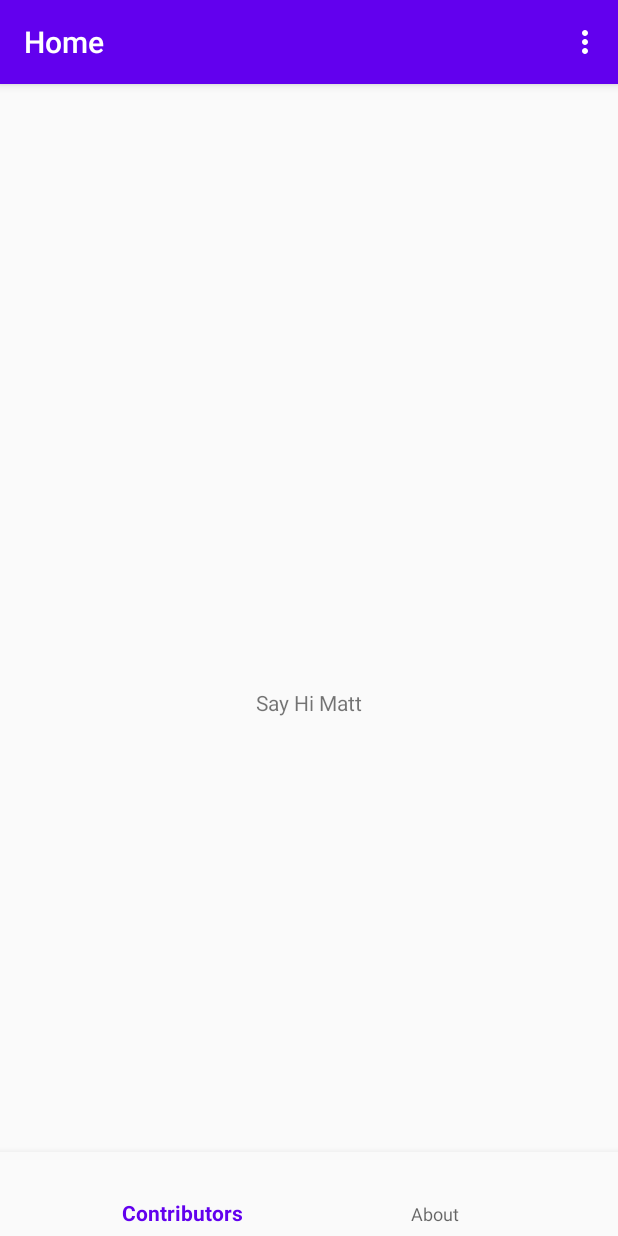
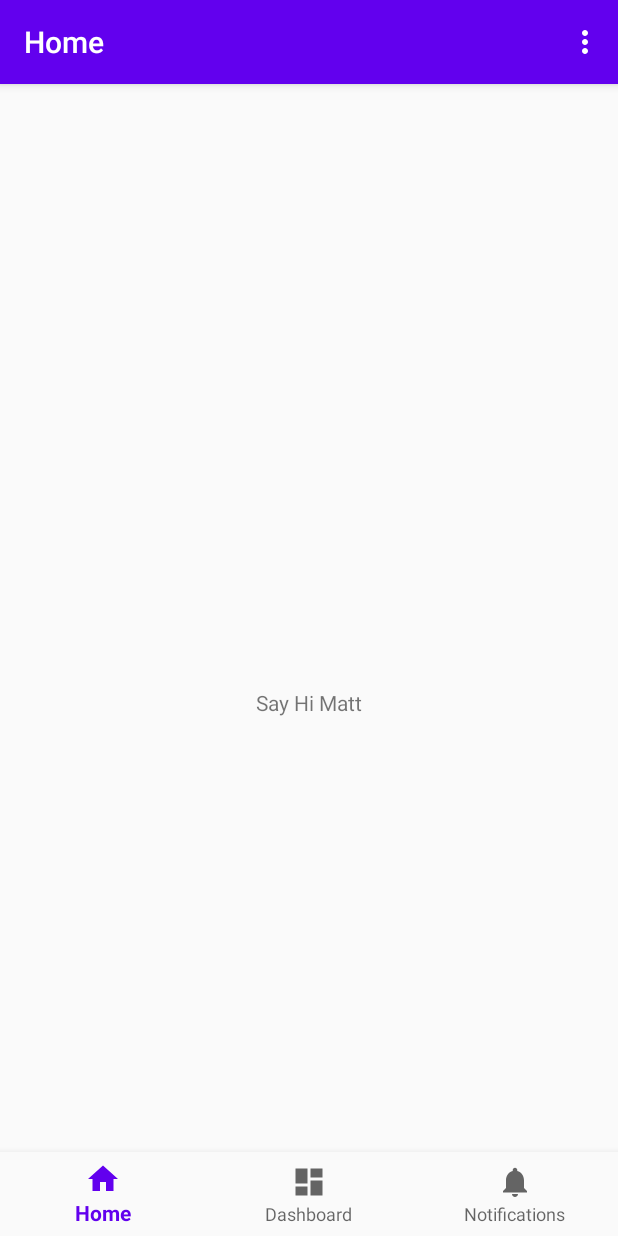
Before and after one commit to sayhimatt/SB-Hackathon-2020, an Android app: the MainActivity screen opened directly, with no data from a screen before it, on a phone screen of 412 x 824 dp. Run offline under Robolectric (Android 15) with nearby library versions, the phone set to English and light mode, and no system bars; our stand-ins replace navigation-ui.

Commit message:
Update bottom_nav_menu.xml

```diff
--- a/QuickClips/app/src/main/res/menu/bottom_nav_menu.xml
+++ b/QuickClips/app/src/main/res/menu/bottom_nav_menu.xml
@@ -2,11 +2,18 @@
 <menu xmlns:android="http://schemas.android.com/apk/res/android">
 
     <item
-        android:id="@+id/item_contributors"
-        android:title="Contributors" />
+        android:id="@+id/navigation_home"
+        android:icon="@drawable/ic_home_black_24dp"
+        android:title="@string/title_home" />
 
     <item
-        android:id="@+id/item_about"
-        android:title="About" />
+        android:id="@+id/navigation_dashboard"
+        android:icon="@drawable/ic_dashboard_black_24dp"
+        android:title="@string/title_dashboard" />
+
+    <item
+        android:id="@+id/navigation_notifications"
+        android:icon="@drawable/ic_notifications_black_24dp"
+        android:title="@string/title_notifications" />
 
 </menu>
```
